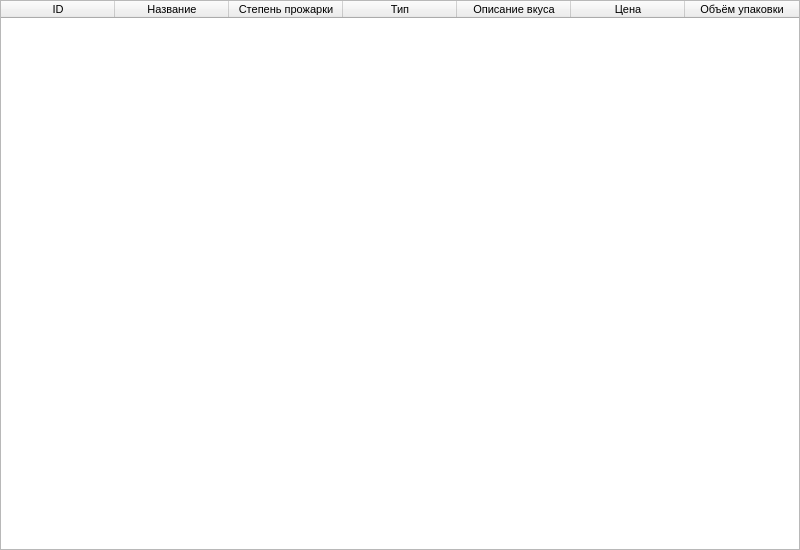
First picture: the form in main.ui, repository plov-cyber/espresso, before the edit.
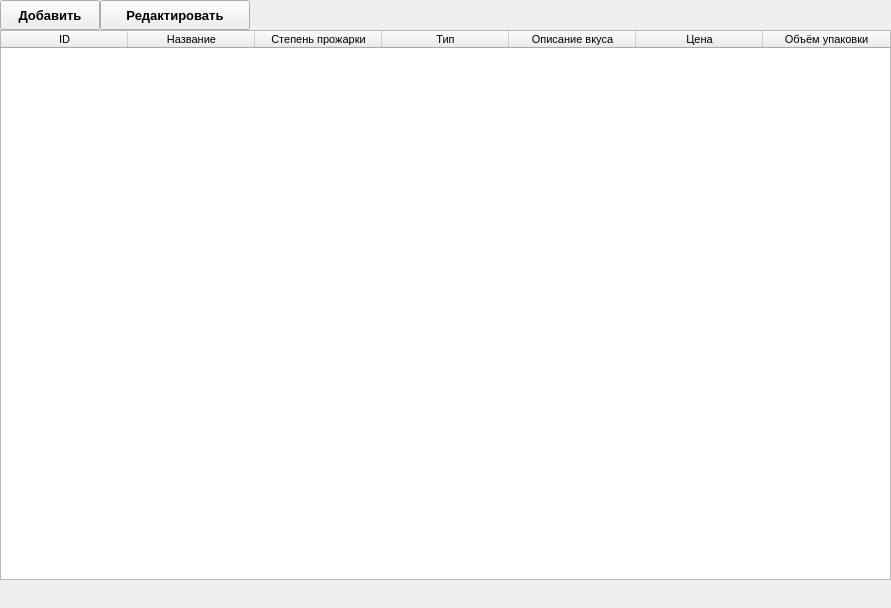
Second picture: the form after the edit.

Diff of the .ui file:
```diff
--- a/main.ui
+++ b/main.ui
@@ -6,8 +6,8 @@
    <rect>
     <x>0</x>
     <y>0</y>
-    <width>800</width>
-    <height>550</height>
+    <width>891</width>
+    <height>608</height>
    </rect>
   </property>
   <property name="acceptDrops">
@@ -21,8 +21,8 @@
     <property name="geometry">
      <rect>
       <x>0</x>
-      <y>0</y>
-      <width>800</width>
+      <y>30</y>
+      <width>891</width>
       <height>550</height>
      </rect>
     </property>
@@ -56,7 +56,7 @@
      <bool>true</bool>
     </property>
     <attribute name="horizontalHeaderDefaultSectionSize">
-     <number>114</number>
+     <number>127</number>
     </attribute>
     <attribute name="verticalHeaderVisible">
      <bool>false</bool>
@@ -97,6 +97,62 @@
      </property>
     </column>
    </widget>
+   <widget class="QPushButton" name="add_btn">
+    <property name="geometry">
+     <rect>
+      <x>0</x>
+      <y>0</y>
+      <width>100</width>
+      <height>30</height>
+     </rect>
+    </property>
+    <property name="font">
+     <font>
+      <pointsize>10</pointsize>
+      <weight>75</weight>
+      <bold>true</bold>
+     </font>
+    </property>
+    <property name="text">
+     <string>Добавить</string>
+    </property>
+   </widget>
+   <widget class="QPushButton" name="edit_btn">
+    <property name="geometry">
+     <rect>
+      <x>100</x>
+      <y>0</y>
+      <width>150</width>
+      <height>30</height>
+     </rect>
+    </property>
+    <property name="font">
+     <font>
+      <pointsize>10</pointsize>
+      <weight>75</weight>
+      <bold>true</bold>
+     </font>
+    </property>
+    <property name="text">
+     <string>Редактировать</string>
+    </property>
+   </widget>
+   <widget class="QLabel" name="error_lbl">
+    <property name="geometry">
+     <rect>
+      <x>0</x>
+      <y>580</y>
+      <width>851</width>
+      <height>30</height>
+     </rect>
+    </property>
+    <property name="text">
+     <string/>
+    </property>
+    <property name="alignment">
+     <set>Qt::AlignCenter</set>
+    </property>
+   </widget>
   </widget>
  </widget>
  <resources/>
```
Left out of the diff: 6 changed lines with no effect on the pictures.
